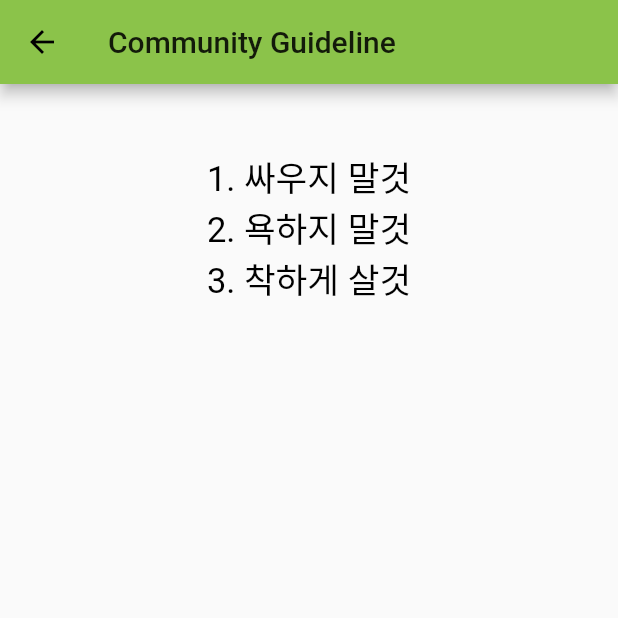
After one commit to nickroh/flutter_schooldev, a Flutter app: the GuideLine screen opened directly, on a phone screen of 412 x 824 dp, the top half of it. The commit adds this screen. Run offline on Flutter 3.47's test engine with Material 2 defaults, Android fonts, the phone set to English and light mode, and no system bars; our stand-ins replace cloud_firestore, firebase_auth; accounts and stored records are empty.

Commit message:
guideline

```diff
--- a/lib/pages/Home/home_page.dart
+++ b/lib/pages/Home/home_page.dart
@@ -1,11 +1,7 @@
 import 'package:flutter/material.dart';
 import 'package:flutter_schooldev/pages/auth/authentication.dart';
-import 'package:cloud_firestore/cloud_firestore.dart';
-import 'dart:async';
 import 'package:flutter_schooldev/pages/Home/slideshow.dart';
-import 'package:flutter_schooldev/pages/Home/buttoneffect/animated_child.dart';
-import 'package:flutter_schooldev/pages/Home/buttoneffect/animated_floating_button.dart';
-import 'package:flutter_schooldev/pages/Home/buttoneffect/background_overlay.dart';
+import 'package:flutter_schooldev/pages/rule/guideline.dart';
 import 'package:flutter_schooldev/pages/Home/buttoneffect/speed_dial.dart';
 import 'package:flutter_schooldev/pages/Home/buttoneffect/speed_dial_child.dart';
 import 'package:flutter_schooldev/pages/meal/mealview.dart';
@@ -173,6 +169,10 @@ class _HomePageState extends State<HomePage> {
               backgroundColor: Colors.yellow,
               label: '커뮤니티 규정',
               labelStyle: TextStyle(fontSize: 18.0),
+              onTap: () => {
+                print('SECOND CHILD'),
+                Navigator.push(context, MaterialPageRoute(builder: (BuildContext context) => GuideLine()))
+              }
             ),
           SpeedDialChild(
               child: Icon(Icons.restaurant_menu),
--- a/lib/pages/Post/select.dart
+++ b/lib/pages/Post/select.dart
@@ -14,7 +14,6 @@ class select extends StatefulWidget {
 }):super(key : key);
   _selectState createState() => _selectState();
   final String title;
-
 }
 
 class _selectState extends State<select> {
--- /dev/null
+++ b/lib/pages/rule/guideline.dart
@@ -0,0 +1,67 @@
+import 'package:flutter/cupertino.dart';
+import 'package:flutter/material.dart';
+
+
+class GuideLine extends StatefulWidget {
+  @override
+  GuideLine({
+    Key key,
+  }):super(key : key);
+  _GuideLineState createState() => _GuideLineState();
+}
+
+class _GuideLineState extends State<GuideLine>{
+
+  Widget lorem_widget(){
+    return Container(
+      padding: EdgeInsets.fromLTRB(4,14,4,14),
+//      decoration: BoxDecoration(
+//          color: Color.fromRGBO(241, 241, 241, 0.8),
+//          borderRadius: new BorderRadius.only(
+//              topLeft: const Radius.circular(10.0),
+//              topRight: const Radius.circular(10.0),
+//              bottomRight: const Radius.circular(10.0),
+//              bottomLeft:const Radius.circular(10.0)
+//          )),
+      child: Align(
+          alignment: Alignment.center,
+//      padding: EdgeInsets.all(20.0),
+          child: Text(
+            '1. 싸우지 말것\n'
+            '2. 욕하지 말것\n'
+            '3. 착하게 살것\n'
+            ,
+            textAlign: TextAlign.left,
+            style: TextStyle(
+              fontSize: 23.0,
+              color: Colors.black,
+            ),
+          )),
+    );
+  }
+
+  @override
+  Widget build(BuildContext context) {
+    return Scaffold(
+      appBar: AppBar(
+        title: new Text('Community Guideline'),
+      ),
+      body: SingleChildScrollView(
+          child: Container(
+//            height: ,
+            width: MediaQuery.of(context).size.width,
+            padding: EdgeInsets.all(30.0),
+//            decoration: BoxDecoration(
+//              gradient: LinearGradient(colors: [
+//                Colors.white,
+//                Colors.lightGreenAccent,
+//              ]),
+//            ),
+            child: Column(
+              children: <Widget>[ lorem_widget()],
+            ),
+          )
+      ),
+    );
+  }
+}
```
Also changed, not shown: 1 other file.
